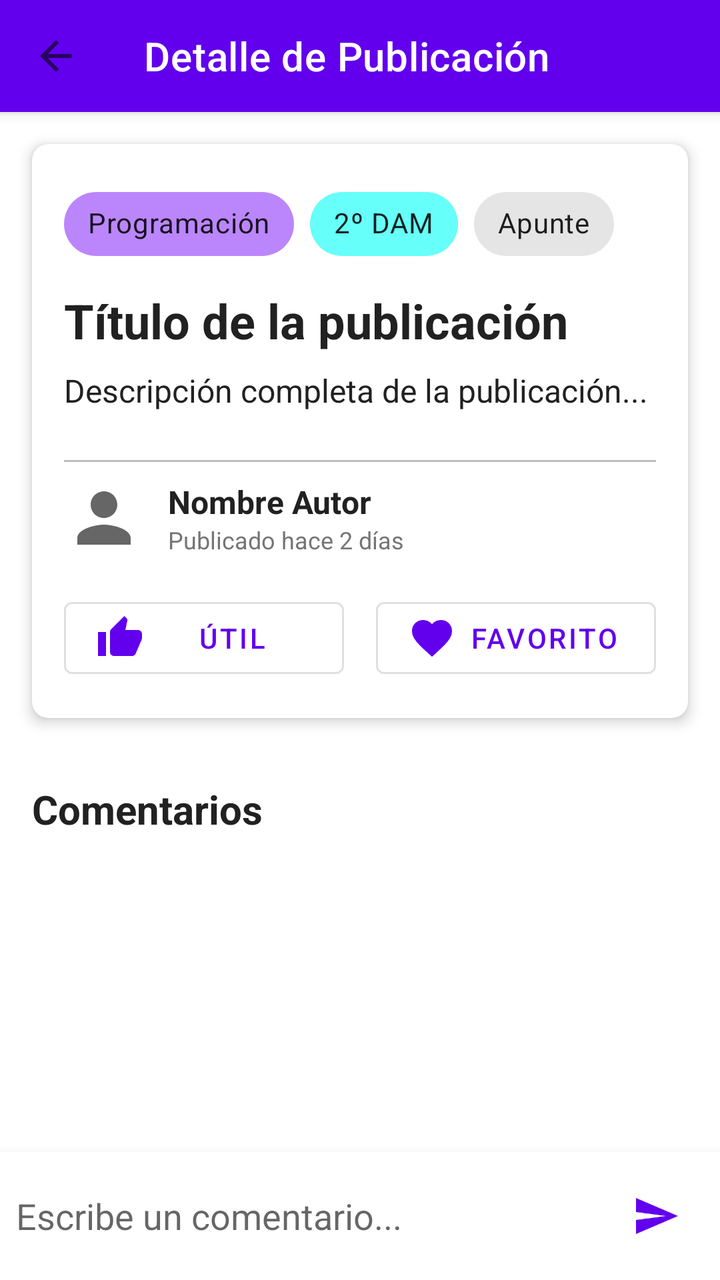
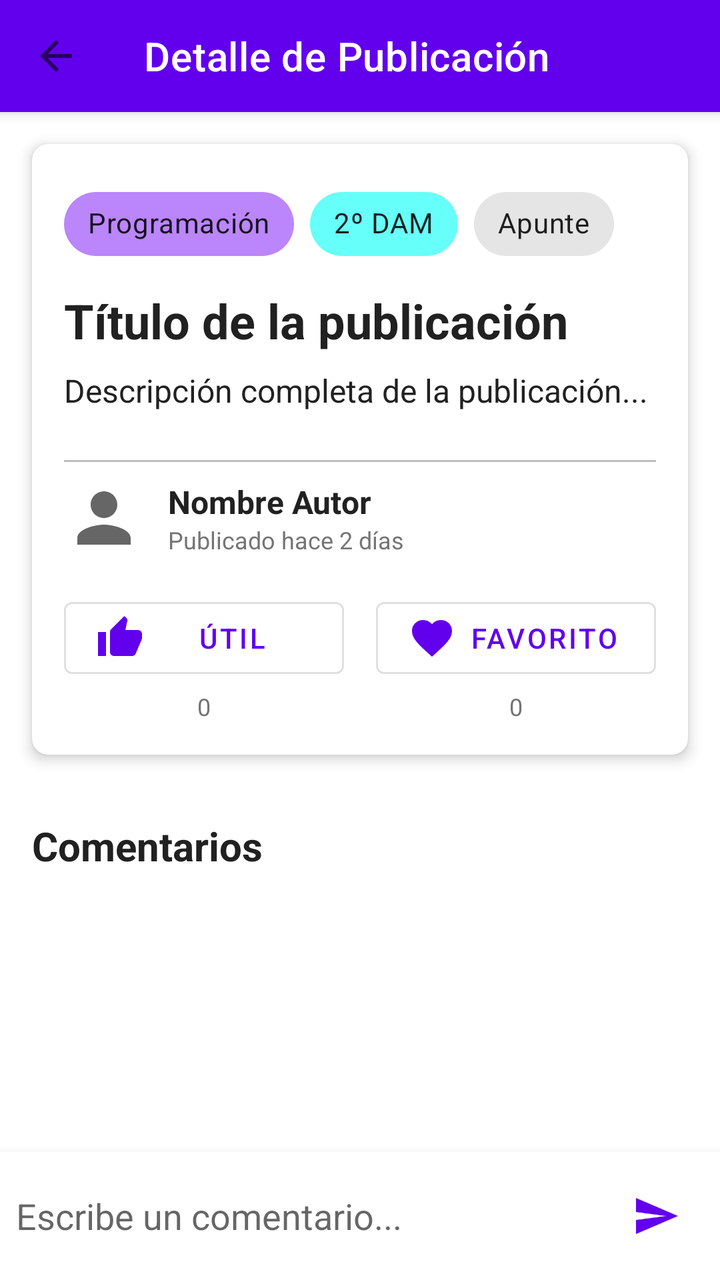

An Android layout rendered at two revisions. The XML below is the earlier revision; the diff shows what the commit changed to produce the second picture.
<!-- AndroidManifest.xml: application theme Theme.StudyBro -->
<!-- res/layout/actividad_detalle.xml -->
<?xml version="1.0" encoding="utf-8"?>
<androidx.coordinatorlayout.widget.CoordinatorLayout 
    xmlns:android="http://schemas.android.com/apk/res/android"
    xmlns:app="http://schemas.android.com/apk/res-auto"
    android:layout_width="match_parent"
    android:layout_height="match_parent">

    
    <com.google.android.material.appbar.AppBarLayout
        android:layout_width="match_parent"
        android:layout_height="wrap_content">

        <androidx.appcompat.widget.Toolbar
            android:id="@+id/toolbar"
            android:layout_width="match_parent"
            android:layout_height="?attr/actionBarSize"
            android:background="@color/primary"
            app:title="@string/detail_title"
            app:titleTextColor="@color/on_primary"
            app:navigationIcon="@drawable/ic_arrow_back"/>
    </com.google.android.material.appbar.AppBarLayout>

    
    <androidx.core.widget.NestedScrollView
        android:layout_width="match_parent"
        android:layout_height="match_parent"
        app:layout_behavior="@string/appbar_scrolling_view_behavior"
        android:paddingBottom="72dp">

        <LinearLayout
            android:layout_width="match_parent"
            android:layout_height="wrap_content"
            android:orientation="vertical">

            
            <com.google.android.material.card.MaterialCardView
                android:layout_width="match_parent"
                android:layout_height="wrap_content"
                android:layout_margin="@dimen/margin_medium"
                app:cardElevation="@dimen/card_elevation"
                app:cardCornerRadius="@dimen/card_corner_radius">

                <LinearLayout
                    android:layout_width="match_parent"
                    android:layout_height="wrap_content"
                    android:orientation="vertical"
                    android:padding="@dimen/padding_medium">

                    
                    <LinearLayout
                        android:layout_width="match_parent"
                        android:layout_height="wrap_content"
                        android:orientation="horizontal"
                        android:layout_marginBottom="8dp">

                        <com.google.android.material.chip.Chip
                            android:id="@+id/chipSubject"
                            android:layout_width="wrap_content"
                            android:layout_height="wrap_content"
                            android:text="Programación"
                            app:chipBackgroundColor="@color/primary_light"/>

                        <com.google.android.material.chip.Chip
                            android:id="@+id/chipCourse"
                            android:layout_width="wrap_content"
                            android:layout_height="wrap_content"
                            android:text="2º DAM"
                            android:layout_marginStart="8dp"
                            app:chipBackgroundColor="@color/secondary_light"/>

                        <com.google.android.material.chip.Chip
                            android:id="@+id/chipType"
                            android:layout_width="wrap_content"
                            android:layout_height="wrap_content"
                            android:text="Apunte"
                            android:layout_marginStart="8dp"/>
                    </LinearLayout>

                    
                    <TextView
                        android:id="@+id/tvTitle"
                        android:layout_width="match_parent"
                        android:layout_height="wrap_content"
                        android:text="Título de la publicación"
                        android:textSize="24sp"
                        android:textStyle="bold"
                        android:textColor="@color/text_primary"
                        android:layout_marginBottom="8dp"/>

                    
                    <TextView
                        android:id="@+id/tvDescription"
                        android:layout_width="match_parent"
                        android:layout_height="wrap_content"
                        android:text="Descripción completa de la publicación..."
                        android:textSize="16sp"
                        android:textColor="@color/text_primary"
                        android:layout_marginBottom="16dp"/>

                    
                    <View
                        android:layout_width="match_parent"
                        android:layout_height="1dp"
                        android:background="@color/divider"
                        android:layout_marginVertical="8dp"/>

                    
                    <LinearLayout
                        android:layout_width="match_parent"
                        android:layout_height="wrap_content"
                        android:orientation="horizontal"
                        android:gravity="center_vertical"
                        android:layout_marginBottom="16dp">

                        <ImageView
                            android:id="@+id/ivAuthorAvatar"
                            android:layout_width="40dp"
                            android:layout_height="40dp"
                            android:src="@drawable/ic_person"
                            android:contentDescription="Avatar"/>

                        <LinearLayout
                            android:layout_width="0dp"
                            android:layout_height="wrap_content"
                            android:layout_weight="1"
                            android:orientation="vertical"
                            android:layout_marginStart="12dp">

                            <TextView
                                android:id="@+id/tvAuthor"
                                android:layout_width="wrap_content"
                                android:layout_height="wrap_content"
                                android:text="Nombre Autor"
                                android:textSize="16sp"
                                android:textStyle="bold"
                                android:textColor="@color/text_primary"/>

                            <TextView
                                android:id="@+id/tvDate"
                                android:layout_width="wrap_content"
                                android:layout_height="wrap_content"
                                android:text="Publicado hace 2 días"
                                android:textSize="12sp"
                                android:textColor="@color/text_secondary"/>
                        </LinearLayout>
                    </LinearLayout>

                    
                    <LinearLayout
                        android:layout_width="match_parent"
                        android:layout_height="wrap_content"
                        android:orientation="horizontal"
                        android:gravity="center">

                        <com.google.android.material.button.MaterialButton
                            android:id="@+id/btnUseful"
                            android:layout_width="0dp"
                            android:layout_height="wrap_content"
                            android:layout_weight="1"
                            android:text="@string/mark_useful"
                            style="@style/Widget.MaterialComponents.Button.OutlinedButton"
                            app:icon="@drawable/ic_thumb_up"
                            android:layout_marginEnd="8dp"/>

                        <com.google.android.material.button.MaterialButton
                            android:id="@+id/btnFavorite"
                            android:layout_width="0dp"
                            android:layout_height="wrap_content"
                            android:layout_weight="1"
                            android:text="@string/mark_favorite"
                            style="@style/Widget.MaterialComponents.Button.OutlinedButton"
                            app:icon="@drawable/ic_favorite"
                            android:layout_marginStart="8dp"/>
                    </LinearLayout>
                </LinearLayout>
            </com.google.android.material.card.MaterialCardView>

            
            <TextView
                android:layout_width="wrap_content"
                android:layout_height="wrap_content"
                android:text="Comentarios"
                android:textSize="20sp"
                android:textStyle="bold"
                android:textColor="@color/text_primary"
                android:layout_marginStart="@dimen/margin_medium"
                android:layout_marginTop="@dimen/margin_medium"
                android:layout_marginBottom="8dp"/>

            
            <androidx.recyclerview.widget.RecyclerView
                android:id="@+id/recyclerComments"
                android:layout_width="match_parent"
                android:layout_height="wrap_content"
                android:nestedScrollingEnabled="false"
                android:padding="@dimen/padding_small"/>

            
            <TextView
                android:id="@+id/tvNoComments"
                android:layout_width="wrap_content"
                android:layout_height="wrap_content"
                android:layout_gravity="center"
                android:text="No hay comentarios aún"
                android:textColor="@color/text_secondary"
                android:padding="@dimen/padding_large"
                android:visibility="gone"/>
        </LinearLayout>
    </androidx.core.widget.NestedScrollView>

    
    <com.google.android.material.card.MaterialCardView
        android:layout_width="match_parent"
        android:layout_height="wrap_content"
        android:layout_gravity="bottom"
        app:cardElevation="8dp"
        app:cardCornerRadius="0dp">

        <LinearLayout
            android:layout_width="match_parent"
            android:layout_height="wrap_content"
            android:orientation="horizontal"
            android:padding="8dp"
            android:gravity="center_vertical">

            <com.google.android.material.textfield.TextInputEditText
                android:id="@+id/etComment"
                android:layout_width="0dp"
                android:layout_height="wrap_content"
                android:layout_weight="1"
                android:hint="@string/add_comment_hint"
                android:maxLines="3"
                android:background="@android:color/transparent"/>

            <ImageButton
                android:id="@+id/btnSendComment"
                android:layout_width="48dp"
                android:layout_height="48dp"
                android:src="@drawable/ic_send"
                android:background="?attr/selectableItemBackgroundBorderless"
                android:contentDescription="@string/send"
                app:tint="@color/primary"/>
        </LinearLayout>
    </com.google.android.material.card.MaterialCardView>

    
    <ProgressBar
        android:id="@+id/progressBar"
        android:layout_width="wrap_content"
        android:layout_height="wrap_content"
        android:layout_gravity="center"
        android:visibility="gone"/>

</androidx.coordinatorlayout.widget.CoordinatorLayout>
<!-- resources referenced by this layout -->
<resources>
  <color name="divider">#BDBDBD</color>
  <color name="on_primary">#FFFFFF</color>
  <color name="primary">#6200EE</color>
  <color name="primary_light">#BB86FC</color>
  <color name="secondary_light">#66FFF9</color>
  <color name="text_primary">#212121</color>
  <color name="text_secondary">#757575</color>
  <dimen name="card_corner_radius">8dp</dimen>
  <dimen name="card_elevation">4dp</dimen>
  <dimen name="margin_medium">16dp</dimen>
  <dimen name="padding_large">24dp</dimen>
  <dimen name="padding_medium">16dp</dimen>
  <dimen name="padding_small">8dp</dimen>
  <!-- drawable ic_arrow_back (drawable) -->
  <vector xmlns:android="http://schemas.android.com/apk/res/android"
      android:width="24dp"
      android:height="24dp"
      android:viewportWidth="24"
      android:viewportHeight="24"
      android:tint="?attr/colorControlNormal"
      android:autoMirrored="true">
      <path
          android:fillColor="@android:color/white"
          android:pathData="M20,11H7.83l5.59,-5.59L12,4l-8,8 8,8 1.41,-1.41L7.83,13H20v-2z"/>
  </vector>
  <!-- drawable ic_favorite (drawable) -->
  <vector xmlns:android="http://schemas.android.com/apk/res/android"
      android:width="24dp"
      android:height="24dp"
      android:viewportWidth="24"
      android:viewportHeight="24"
      android:tint="?attr/colorControlNormal">
      <path
          android:fillColor="@android:color/white"
          android:pathData="M12,21.35l-1.45,-1.32C5.4,15.36 2,12.28 2,8.5 2,5.42 4.42,3 7.5,3c1.74,0 3.41,0.81 4.5,2.09C13.09,3.81 14.76,3 16.5,3 19.58,3 22,5.42 22,8.5c0,3.78 -3.4,6.86 -8.55,11.54L12,21.35z"/>
  </vector>
  <!-- drawable ic_person (drawable) -->
  <vector xmlns:android="http://schemas.android.com/apk/res/android"
      android:width="24dp"
      android:height="24dp"
      android:viewportWidth="24"
      android:viewportHeight="24"
      android:tint="?attr/colorControlNormal">
      <path
          android:fillColor="@android:color/white"
          android:pathData="M12,12c2.21,0 4,-1.79 4,-4s-1.79,-4 -4,-4 -4,1.79 -4,4 1.79,4 4,4zM12,14c-2.67,0 -8,1.34 -8,4v2h16v-2c0,-2.66 -5.33,-4 -8,-4z"/>
  </vector>
  <!-- drawable ic_send (drawable) -->
  <vector xmlns:android="http://schemas.android.com/apk/res/android"
      android:width="24dp"
      android:height="24dp"
      android:viewportWidth="24"
      android:viewportHeight="24"
      android:tint="?attr/colorControlNormal"
      android:autoMirrored="true">
      <path
          android:fillColor="@android:color/white"
          android:pathData="M2.01,21L23,12 2.01,3 2,10l15,2 -15,2z"/>
  </vector>
  <string name="add_comment_hint">Escribe un comentario...</string>
  <string name="appbar_scrolling_view_behavior" translatable="false">com.google.android.material.appbar.AppBarLayout$ScrollingViewBehavior</string>
  <string name="detail_title">Detalle de Publicación</string>
  <string name="mark_favorite">Favorito</string>
  <string name="mark_useful">Útil</string>
  <string name="send">Enviar</string>
  <style name="Theme.StudyBro" parent="Theme.MaterialComponents.DayNight.DarkActionBar">
          
          <item name="colorPrimary">@color/purple_500</item>
          <item name="colorPrimaryVariant">@color/purple_700</item>
          <item name="colorOnPrimary">@color/white</item>
          
          <item name="colorSecondary">@color/teal_200</item>
          <item name="colorSecondaryVariant">@color/teal_700</item>
          <item name="colorOnSecondary">@color/black</item>
          
          <item name="android:statusBarColor">?attr/colorPrimaryVariant</item>
          
      </style>
  <color name="purple_500">#FF6200EE</color>
  <color name="purple_700">#FF3700B3</color>
  <color name="white">#FFFFFFFF</color>
  <color name="teal_200">#FF03DAC5</color>
  <color name="teal_700">#FF018786</color>
  <color name="black">#FF000000</color>
  <!-- unchanged entries left out for length: 1 -->
</resources>

<!-- the commit's change to res/layout/actividad_detalle.xml (unified diff, before → after) -->
@@ -152,25 +152,61 @@
                         android:orientation="horizontal"
                         android:gravity="center">
 
-                        <com.google.android.material.button.MaterialButton
-                            android:id="@+id/btnUseful"
+                        
+                        <LinearLayout
                             android:layout_width="0dp"
                             android:layout_height="wrap_content"
                             android:layout_weight="1"
-                            android:text="@string/mark_useful"
-                            style="@style/Widget.MaterialComponents.Button.OutlinedButton"
-                            app:icon="@drawable/ic_thumb_up"
-                            android:layout_marginEnd="8dp"/>
-
-                        <com.google.android.material.button.MaterialButton
-                            android:id="@+id/btnFavorite"
+                            android:orientation="vertical"
+                            android:gravity="center"
+                            android:layout_marginEnd="8dp">
+
+                            <com.google.android.material.button.MaterialButton
+                                android:id="@+id/btnUseful"
+                                android:layout_width="match_parent"
+                                android:layout_height="wrap_content"
+                                android:text="@string/mark_useful"
+                                style="@style/Widget.MaterialComponents.Button.OutlinedButton"
+                                app:icon="@drawable/ic_thumb_up"/>
+
+                            <TextView
+                                android:id="@+id/tvContadorUtil"
+                                android:layout_width="wrap_content"
+                                android:layout_height="wrap_content"
+                                android:text="0"
+                                android:textSize="12sp"
+                                android:textColor="@color/text_secondary"
+                                android:layout_gravity="center"
+                                android:layout_marginTop="2dp"/>
+                        </LinearLayout>
+
+                        
+                        <LinearLayout
                             android:layout_width="0dp"
                             android:layout_height="wrap_content"
                             android:layout_weight="1"
-                            android:text="@string/mark_favorite"
-                            style="@style/Widget.MaterialComponents.Button.OutlinedButton"
-                            app:icon="@drawable/ic_favorite"
-                            android:layout_marginStart="8dp"/>
+                            android:orientation="vertical"
+                            android:gravity="center"
+                            android:layout_marginStart="8dp">
+
+                            <com.google.android.material.button.MaterialButton
+                                android:id="@+id/btnFavorite"
+                                android:layout_width="match_parent"
+                                android:layout_height="wrap_content"
+                                android:text="@string/mark_favorite"
+                                style="@style/Widget.MaterialComponents.Button.OutlinedButton"
+                                app:icon="@drawable/ic_favorite"/>
+
+                            <TextView
+                                android:id="@+id/tvContadorFav"
+                                android:layout_width="wrap_content"
+                                android:layout_height="wrap_content"
+                                android:text="0"
+                                android:textSize="12sp"
+                                android:textColor="@color/text_secondary"
+                                android:layout_gravity="center"
+                                android:layout_marginTop="2dp"/>
+                        </LinearLayout>
                     </LinearLayout>
                 </LinearLayout>
             </com.google.android.material.card.MaterialCardView>
